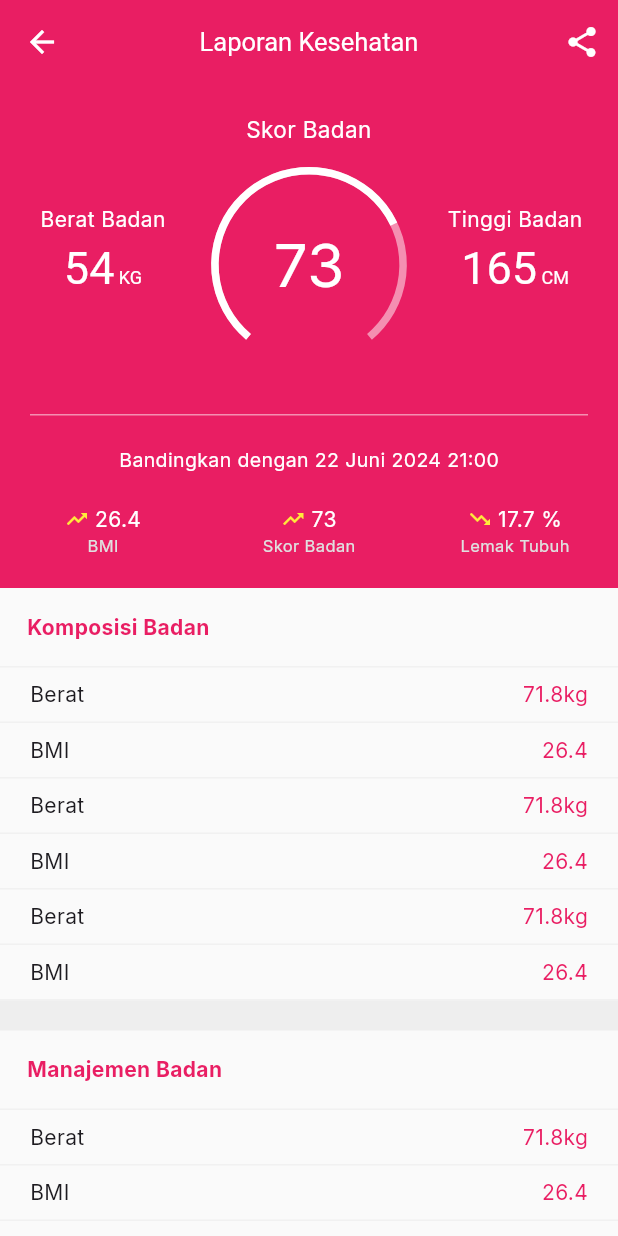
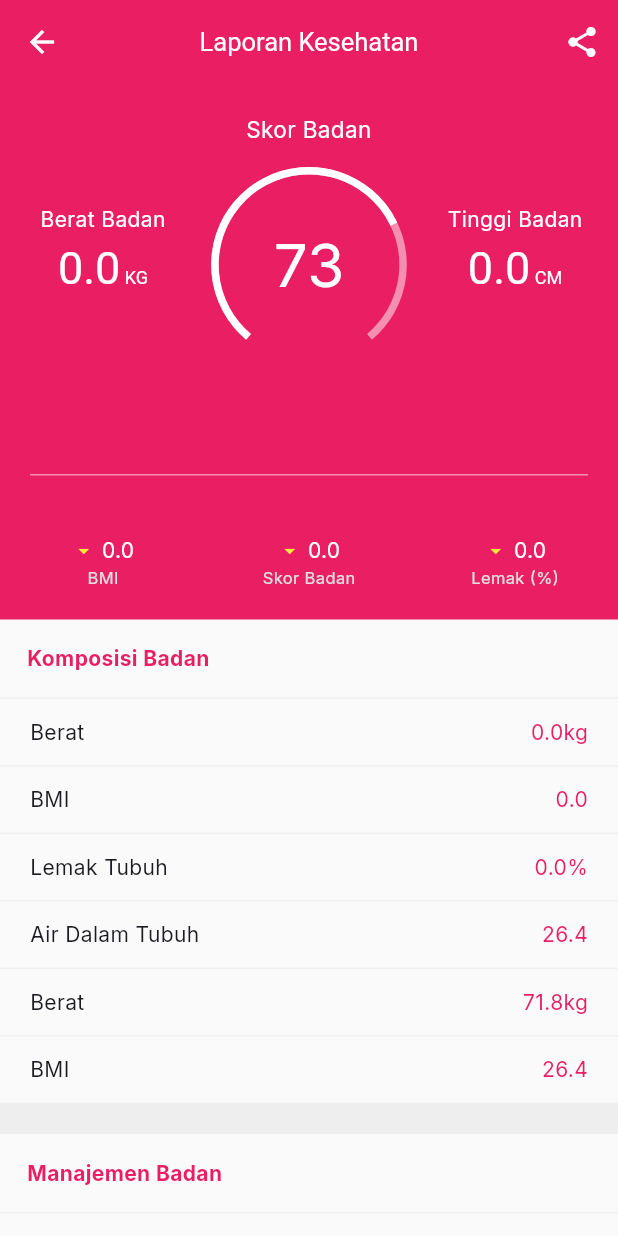
Before and after one commit to izzaalfiansyah/vitalmetrics, a Flutter app: the ReportScreen screen opened by its route, on a phone screen of 412 x 824 dp. Run offline on Flutter 3.47's test engine with Material 3 defaults, Android fonts, the phone set to English and light mode, and no system bars; drawn by our look-alikes of syncfusion_flutter_gauges; our stand-ins replace bloc, dio, flutter_bloc, google_fonts, shared_preferences, syncfusion_flutter_charts; accounts and stored records are empty; network calls fail.

Commit message:
report screen with rest api

```diff
--- a/lib/libs/dates.dart
+++ b/lib/libs/dates.dart
@@ -31,8 +31,14 @@ formatDateTime(String date) {
   }
 
   DateTime dateTime = DateTime.parse(date);
+
+  String hour =
+      dateTime.hour < 10 ? '0${dateTime.hour}' : dateTime.hour.toString();
+  String minute =
+      dateTime.minute < 10 ? '0${dateTime.minute}' : dateTime.minute.toString();
+
   String result =
-      '${dateTime.day} ${bulan[dateTime.month]} ${dateTime.year} ${dateTime.hour}:${dateTime.minute}';
+      '${dateTime.day} ${bulan[dateTime.month]} ${dateTime.year} $hour:$minute';
 
   return result;
 }
--- a/lib/pages/report.dart
+++ b/lib/pages/report.dart
@@ -1,7 +1,13 @@
 import 'package:flutter/material.dart';
+import 'package:flutter_bloc/flutter_bloc.dart';
 import 'package:syncfusion_flutter_gauges/gauges.dart';
+import 'package:vitalmetrics/bloc/pengukuran_bloc.dart';
+import 'package:vitalmetrics/bloc/user_bloc.dart';
+import 'package:vitalmetrics/components/body_loading.dart';
 import 'package:vitalmetrics/components/hr.dart';
 import 'package:vitalmetrics/constant.dart';
+import 'package:vitalmetrics/libs/dates.dart';
+import 'package:vitalmetrics/models/pengukuran.dart';
 
 class ReportArguments {
   final String id;
@@ -17,6 +23,15 @@ class ReportScreen extends StatefulWidget {
 }
 
 class _ReportScreenState extends State<ReportScreen> {
+  PengukuranBloc pengukuranBloc = PengukuranBloc();
+
+  @override
+  void initState() {
+    final userId = context.read<UserBloc>().state.id;
+    pengukuranBloc.add(PengukuranGetLatest(userId: userId));
+    super.initState();
+  }
+
   @override
   Widget build(BuildContext context) {
     final size = MediaQuery.sizeOf(context);
@@ -35,7 +50,31 @@ class _ReportScreenState extends State<ReportScreen> {
           ),
         ],
       ),
-      body: SingleChildScrollView(
+      body: BlocBuilder<PengukuranBloc, PengukuranState>(
+        bloc: pengukuranBloc,
+        builder: (context, state) {
+          Pengukuran dataTerakhir = Pengukuran(), dataPembanding = Pengukuran();
+
+          bool pembandingIsEmpty = true;
+
+          if (state.items != null) {
+            if (state.items!.isNotEmpty) {
+              dataTerakhir = state.items?[0] ?? Pengukuran();
+
+              if (state.items!.length > 1) {
+                pembandingIsEmpty = false;
+                dataPembanding = state.items?[1] ?? Pengukuran();
+              }
+            }
+          }
+
+          if (state.isLoading) {
+            return Center(
+              child: BodyLoading(),
+            );
+          }
+
+          return SingleChildScrollView(
             child: Column(
               crossAxisAlignment: CrossAxisAlignment.start,
               children: [
@@ -50,7 +89,7 @@ class _ReportScreenState extends State<ReportScreen> {
                           topItem(
                             size,
                             text: 'Berat Badan',
-                        value: '54',
+                            value: dataTerakhir.berat.toStringAsFixed(1),
                             satuan: 'KG',
                           ),
                           Expanded(
@@ -100,24 +139,35 @@ class _ReportScreenState extends State<ReportScreen> {
                           topItem(
                             size,
                             text: 'Tinggi Badan',
-                        value: '165',
+                            value: dataTerakhir.tinggi.toStringAsFixed(1),
                             satuan: 'CM',
                           ),
                         ],
                       ),
                       SizedBox(height: 20),
+                      Center(
+                        child: Text(
+                          formatDateTime(dataTerakhir.createdAt),
+                          style: TextStyle(
+                            color: Colors.white,
+                            fontWeight: FontWeight.w500,
+                          ),
+                        ),
+                      ),
                       Padding(
-                    padding: EdgeInsets.symmetric(horizontal: 20),
+                        padding: EdgeInsets.all(20),
                         child: Hr(
                           color: Colors.white.withOpacity(.5),
                         ),
                       ),
-                  SizedBox(height: 20),
                       Column(
                         children: [
-                      Text(
-                        'Bandingkan dengan 22 Juni 2024 21:00',
-                        style: TextStyle(color: Colors.white, fontSize: 13),
+                          pembandingIsEmpty
+                              ? SizedBox()
+                              : Text(
+                                  'Bandingkan dengan ${formatDateTime(dataPembanding.createdAt)}',
+                                  style: TextStyle(
+                                      color: Colors.white, fontSize: 13),
                                 ),
                           SizedBox(height: 20),
                           Row(
@@ -126,20 +176,18 @@ class _ReportScreenState extends State<ReportScreen> {
                               topSubItem(
                                 size,
                                 label: 'BMI',
-                            up: true,
-                            value: '26.4',
+                                value: dataTerakhir.bmi - dataPembanding.bmi,
                               ),
                               topSubItem(
                                 size,
                                 label: 'Skor Badan',
-                            up: true,
-                            value: '73',
+                                value: 0,
                               ),
                               topSubItem(
                                 size,
-                            label: 'Lemak Tubuh',
-                            up: false,
-                            value: '17.7 %',
+                                label: 'Lemak (%)',
+                                value: dataTerakhir.lemakTubuh -
+                                    dataPembanding.lemakTubuh,
                               )
                             ],
                           )
@@ -161,10 +209,22 @@ class _ReportScreenState extends State<ReportScreen> {
                 Hr(),
                 Column(
                   children: [
-                listItem(label: "Berat", value: "71.8kg"),
-                listItem(label: "BMI", value: "26.4"),
-                listItem(label: "Berat", value: "71.8kg"),
-                listItem(label: "BMI", value: "26.4"),
+                    listItem(
+                      label: "Berat",
+                      value: '${dataTerakhir.berat.toStringAsFixed(1)}kg',
+                    ),
+                    listItem(
+                      label: "BMI",
+                      value: dataTerakhir.bmi.toStringAsFixed(1),
+                    ),
+                    listItem(
+                      label: "Lemak Tubuh",
+                      value: '${dataTerakhir.lemakTubuh.toStringAsFixed(1)}%',
+                    ),
+                    listItem(
+                      label: "Air Dalam Tubuh",
+                      value: "26.4",
+                    ),
                     listItem(label: "Berat", value: "71.8kg"),
                     listItem(label: "BMI", value: "26.4"),
                   ],
@@ -212,13 +272,15 @@ class _ReportScreenState extends State<ReportScreen> {
                 SizedBox(height: 20),
               ],
             ),
+          );
+        },
       ),
     );
   }
 
   Widget listItem({required String label, required String value}) {
     return Container(
-      padding: EdgeInsets.symmetric(vertical: 8, horizontal: 20),
+      padding: EdgeInsets.symmetric(vertical: 12, horizontal: 20),
       decoration: BoxDecoration(
         border: Border(
           bottom: borderBase,
@@ -241,9 +303,8 @@ class _ReportScreenState extends State<ReportScreen> {
 
   Container topSubItem(
     Size size, {
-    required bool up,
     required String label,
-    required String value,
+    required double value,
   }) {
     return Container(
       width: size.width / 3,
@@ -255,13 +316,13 @@ class _ReportScreenState extends State<ReportScreen> {
             mainAxisAlignment: MainAxisAlignment.center,
             children: [
               Icon(
-                up ? Icons.trending_up : Icons.trending_down,
-                color: Colors.yellow,
+                value > 0 ? Icons.arrow_drop_up : Icons.arrow_drop_down,
+                color: value > 0 ? Colors.green : Colors.yellow,
                 size: 16,
               ),
               SizedBox(width: 4),
               Text(
-                value,
+                value.toStringAsFixed(1),
                 style: TextStyle(
                   color: Colors.white,
                 ),
```
Lines whose indentation alone changed are shown as unchanged.
